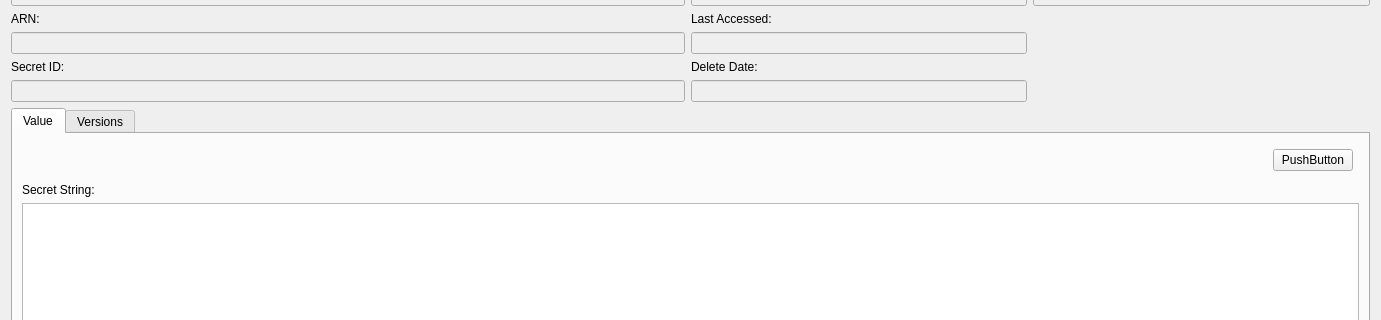
Old version of the form src/modules/secretsmanager/SecretsDetailsDialog.ui in the repository jensvogt/awsmock-qt-ui; both pictures show x 0 to 1381 and y 123 to 443 of the 1381 by 601 pixel window.
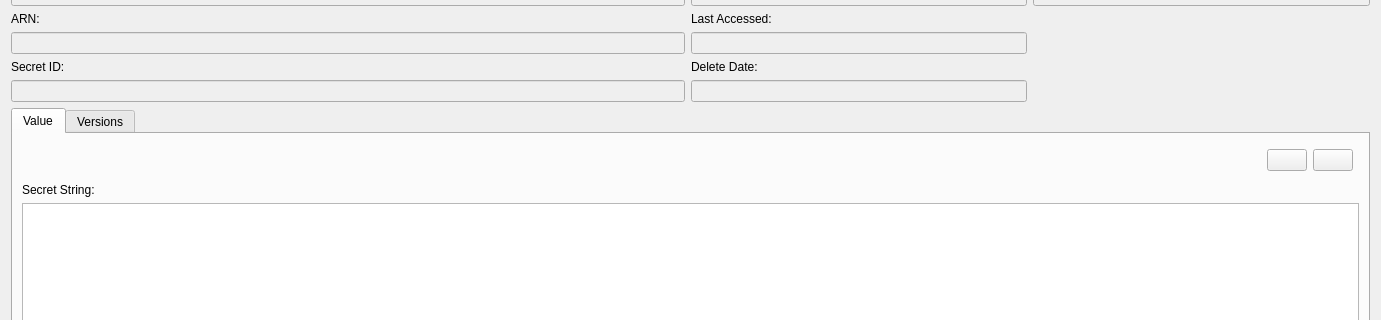
New version of the form. The open tabs and pages were chosen to show the change.

Commit message: chore: add edit infrastructure

Patch:
```diff
--- a/src/modules/secretsmanager/SecretsDetailsDialog.ui
+++ b/src/modules/secretsmanager/SecretsDetailsDialog.ui
@@ -222,7 +222,7 @@
         </widget>
        </item>
        <item row="0" column="0" colspan="2">
-        <layout class="QHBoxLayout" name="horizontalLayout_3" stretch="0,0">
+        <layout class="QHBoxLayout" name="horizontalLayout_3" stretch="0,0,0">
          <property name="topMargin">
           <number>6</number>
          </property>
@@ -248,13 +248,20 @@
          <item>
           <widget class="QPushButton" name="prettyButton">
            <property name="text">
-            <string>PushButton</string>
+            <string/>
            </property>
            <property name="checkable">
             <bool>true</bool>
            </property>
           </widget>
          </item>
+         <item>
+          <widget class="QPushButton" name="editButton">
+           <property name="text">
+            <string/>
+           </property>
+          </widget>
+         </item>
         </layout>
        </item>
       </layout>
```
Left out of the diff: 2 changed lines with no effect on the pictures. The commit also changes 20 other files.
